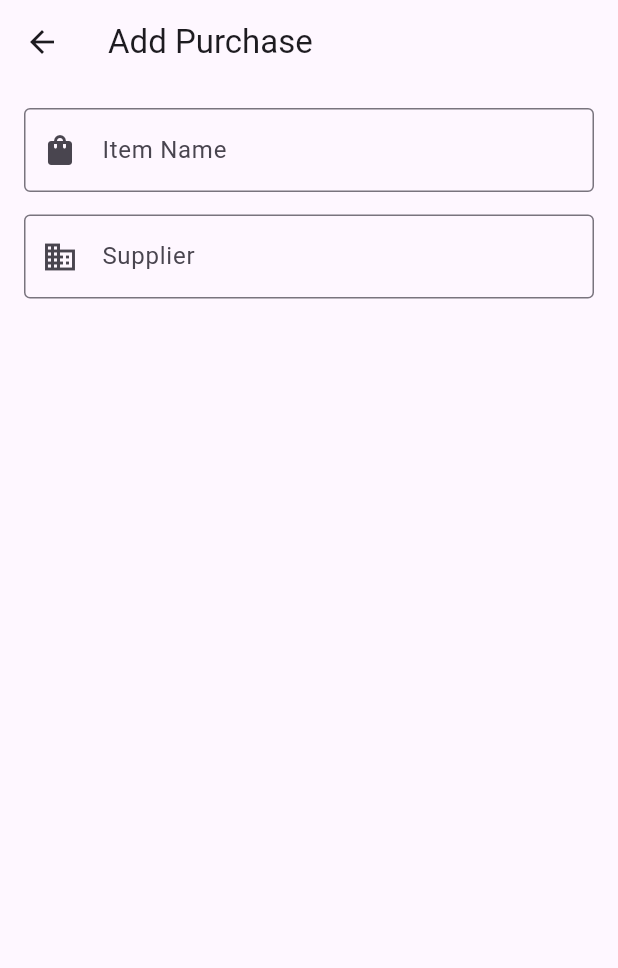
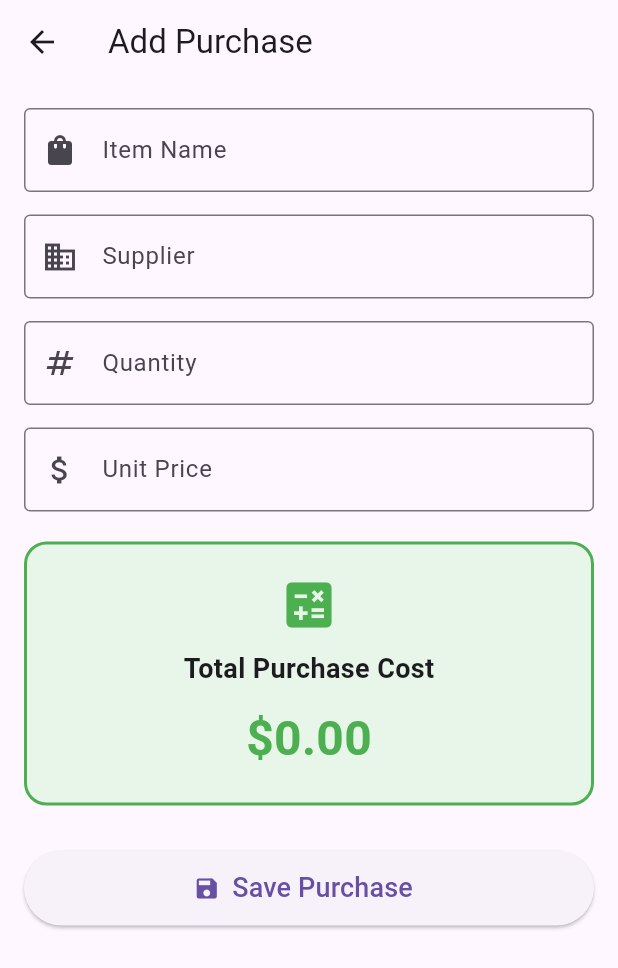
Before and after one commit to hoodpoet07/farm-management-system, a Flutter app: the AddPurchaseScreen screen opened directly, on a phone screen of 412 x 824 dp. Shown: the top 968 px of the screen. Run offline on Flutter 3.47's test engine with Material 3 defaults, Android fonts, the phone set to English and light mode, and no system bars; our stand-ins replace sqflite; accounts and stored records are empty.

```diff
--- a/lib/screens/purchases/add_purchase_screen.dart
+++ b/lib/screens/purchases/add_purchase_screen.dart
@@ -1,5 +1,6 @@
 import 'package:flutter/material.dart';
 import '../../widgets/custom_text_field.dart';
+import '../../models/purchase.dart';
 
 class AddPurchaseScreen extends StatefulWidget{
   const AddPurchaseScreen({super.key});
@@ -44,6 +45,23 @@ class _AddPurchaseScreenState extends State<AddPurchaseScreen> {
     super.dispose();
   }
 
+  void _savePurchase(){
+    if(!_formKey.currentState!.validate()){
+      return;
+    }
+
+    Purchase purchase = Purchase(
+       itemName: _itemController.text.trim(),
+       supplier: _supplierController.text.trim(),
+       quantity: int.parse(_quantityController.text),
+       unitPrice: double.parse(_unitPriceController.text),
+       totalPrice: _totalPrice,
+       date: DateTime.now().toString(),
+    );
+
+    Navigator.pop(context, purchase);
+  }
+
   @override
   Widget build(BuildContext context){
     return Scaffold(
@@ -70,15 +88,114 @@ class _AddPurchaseScreenState extends State<AddPurchaseScreen> {
 
               const SizedBox(height: 15),
 
+
               CustomTextField(
                 controller: _supplierController,
                 label: "Supplier",
                 icon: Icons.business,
                 validator: (value){
-                  if (value == null || value.trim().isEmpty){
-                    return "Please enter the supplier";
+                  if (value==null||value.trim().isEmpty){
+                    return "Please enter the name of the supplier";
                   }
+                  return null;
                 },
+              ),
+              const SizedBox(height: 15),
+
+              CustomTextField(
+                controller: _quantityController,
+                label: "Quantity",
+                icon: Icons.numbers,
+                keyboardType: TextInputType.number,
+                validator: (value){
+                  if (value==null||value.isEmpty){
+                    return "Enter quantity";
+                  }
+                  if (int.tryParse(value)==null){
+                    return "Quantity must be a whole number";
+                  }
+
+                  return null;
+                },
+              ),
+
+              const SizedBox(height: 15),
+
+              CustomTextField(
+                controller: _unitPriceController,
+                label: "Unit Price",
+                icon: Icons.attach_money,
+                keyboardType: const TextInputType.numberWithOptions(
+                  decimal: true,
+                ),
+                validator: (value){
+                  if (value==null||value.isEmpty){
+                    return "Enter unit price";
+                  }
+                  if (double.tryParse(value)==null){
+                    return "Invalid price";
+                  }
+                  return null;
+                },
+              ),
+              const SizedBox(height: 20),
+
+              Container(
+                width: double.infinity,
+                padding: const EdgeInsets.all(20),
+                decoration: BoxDecoration(
+                  color: Colors.green.shade50,
+                  borderRadius: BorderRadius.circular(15),
+                  border: Border.all(
+                    color: Colors.green,
+                    width: 2,
+                    ),
+                ),
+                child: Column(
+                  children: [
+
+                    const Icon(
+                      Icons.calculate,
+                      size: 40,
+                      color: Colors.green,
+                    ),
+
+                    const SizedBox(height: 10),
+
+                    const Text(
+                      "Total Purchase Cost",
+                      style: TextStyle(
+                        fontSize: 18,
+                        fontWeight: FontWeight.bold,
+                      ),
+                    ),
+
+                    const SizedBox(height: 10),
+
+                    Text(
+                      "\$${_totalPrice.toStringAsFixed(2)}",
+                      style: const TextStyle(
+                        fontSize: 32,
+                        fontWeight: FontWeight.bold,
+                        color: Colors.green,
+                      ),
+                    ),
+                  ],
+                ),
+              ),
+              const SizedBox(height: 30),
+
+              SizedBox(
+                width: double.infinity,
+                height: 50,
+                child: ElevatedButton.icon(
+                  onPressed: _savePurchase,
+                  icon: const Icon(Icons.save),
+                  label: const Text(
+                    "Save Purchase",
+                    style: TextStyle(fontSize: 18),
+                  ),
+                ),
               ),
             ]
           ),
```
Also changed, not shown: lib/database/database_helper.dart (+89 -12 lines), pubspec.yaml (+2 -6 lines), pubspec.lock.
